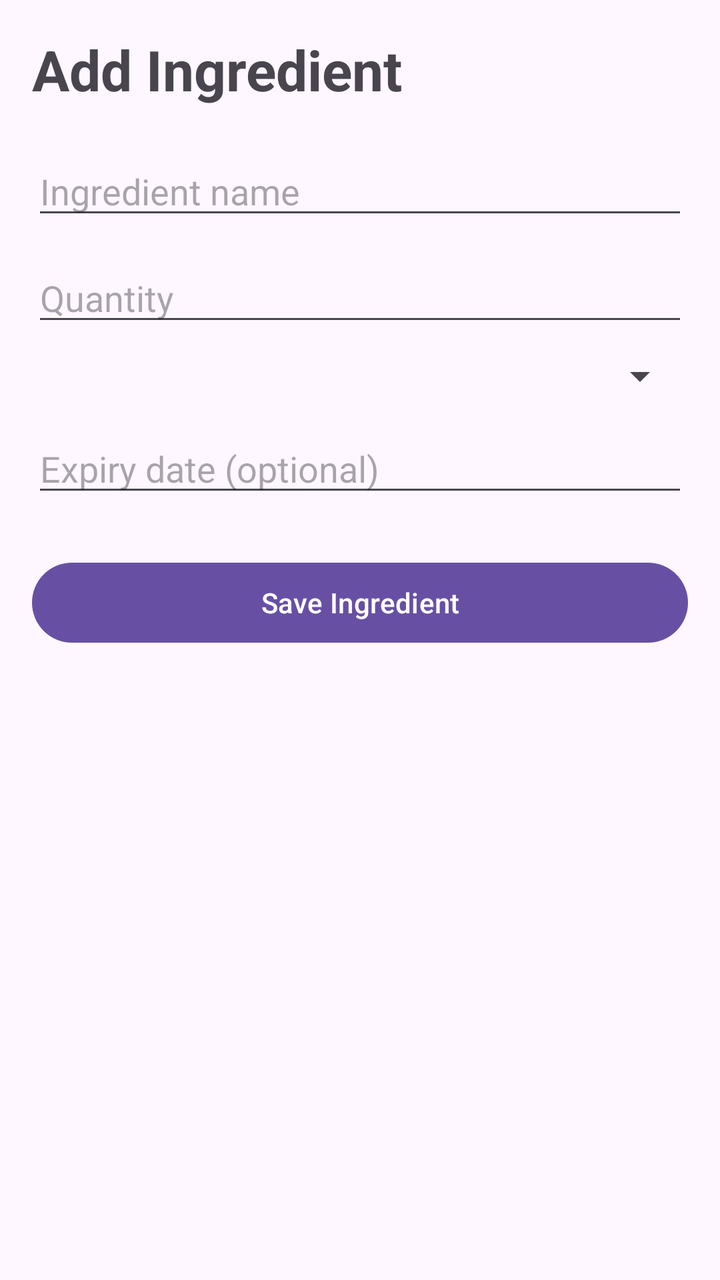
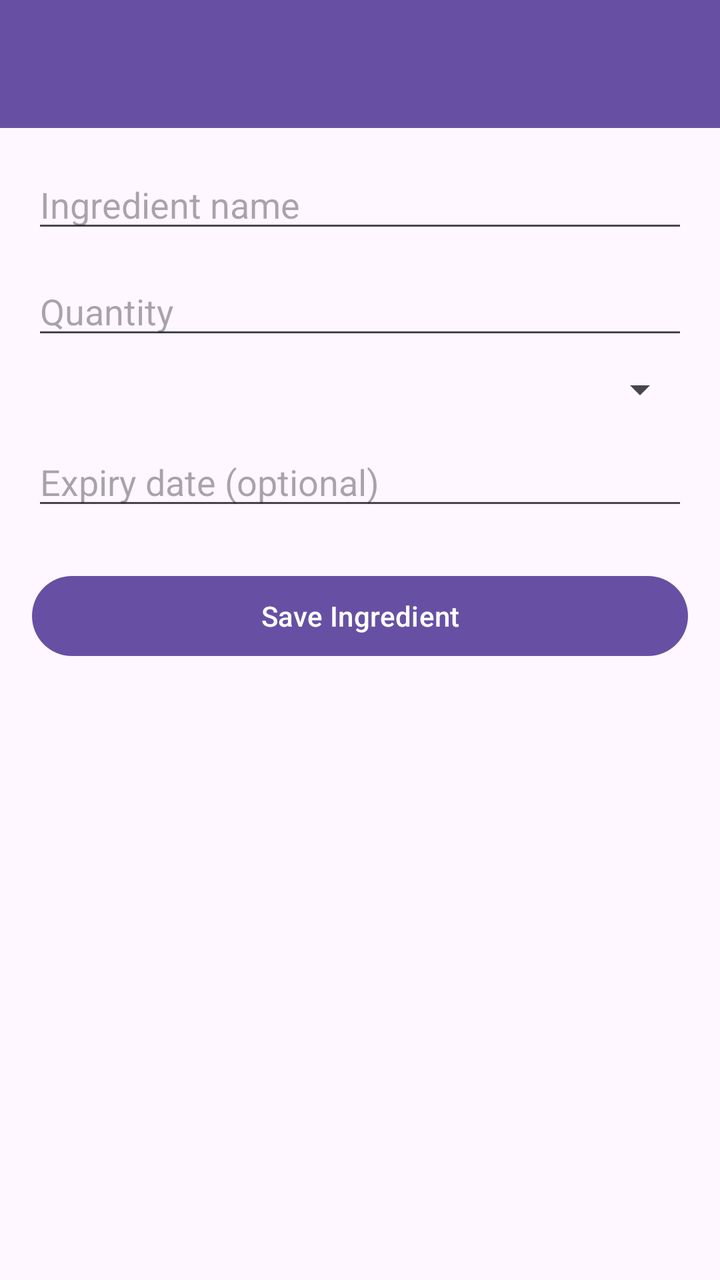

Two renders of the same Android screen: before a commit and after it. Below are the layout's source before the change and the commit's diff.
<!-- AndroidManifest.xml: application theme Theme.SmartPantryManager -->
<!-- res/layout/activity_add_edit_ingredient.xml -->
<?xml version="1.0" encoding="utf-8"?>
<ScrollView xmlns:android="http://schemas.android.com/apk/res/android"
    android:layout_width="match_parent"
    android:layout_height="match_parent">

    <LinearLayout
        android:layout_width="match_parent"
        android:layout_height="wrap_content"
        android:orientation="vertical"
        android:padding="16dp">

        <TextView
            android:layout_width="match_parent"
            android:layout_height="wrap_content"
            android:text="Add Ingredient"
            android:textSize="28sp"
            android:textStyle="bold"
            android:paddingBottom="20dp" />

        <EditText
            android:id="@+id/etIngredientName"
            android:layout_width="match_parent"
            android:layout_height="wrap_content"
            android:hint="Ingredient name"
            android:inputType="textCapWords" />

        <EditText
            android:id="@+id/etQuantity"
            android:layout_width="match_parent"
            android:layout_height="wrap_content"
            android:layout_marginTop="12dp"
            android:hint="Quantity"
            android:inputType="numberDecimal" />

        <Spinner
            android:id="@+id/spinnerUnit"
            android:layout_width="match_parent"
            android:layout_height="wrap_content"
            android:layout_marginTop="8dp" />

        <EditText
            android:id="@+id/etExpiryDate"
            android:layout_width="match_parent"
            android:layout_height="wrap_content"
            android:layout_marginTop="12dp"
            android:hint="Expiry date (optional)"
            android:inputType="date" />

        <Button
            android:id="@+id/btnSaveIngredient"
            android:layout_width="match_parent"
            android:layout_height="wrap_content"
            android:layout_marginTop="24dp"
            android:text="Save Ingredient" />

    </LinearLayout>

</ScrollView>
<!-- resources referenced by this layout -->
<resources>
  <style name="Theme.SmartPantryManager" parent="Base.Theme.SmartPantryManager" />
  <style name="Base.Theme.SmartPantryManager" parent="Theme.Material3.DayNight.NoActionBar">
          
          
      </style>
</resources>

<!-- the commit's change to res/layout/activity_add_edit_ingredient.xml (unified diff, before → after) -->
@@ -1,58 +1,71 @@
 <?xml version="1.0" encoding="utf-8"?>
-<ScrollView xmlns:android="http://schemas.android.com/apk/res/android"
-    android:layout_width="match_parent"
-    android:layout_height="match_parent">
+    <LinearLayout xmlns:android="http://schemas.android.com/apk/res/android"
+        android:layout_width="match_parent"
+        android:layout_height="match_parent"
+        android:orientation="vertical"
+        android:fitsSystemWindows="true">
 
-    <LinearLayout
+    <include
+        layout="@layout/toolbar" />
+
+    <ScrollView
         android:layout_width="match_parent"
-        android:layout_height="wrap_content"
-        android:orientation="vertical"
-        android:padding="16dp">
+        android:layout_height="0dp"
+        android:layout_weight="1">
 
-        <TextView
+        <LinearLayout
             android:layout_width="match_parent"
             android:layout_height="wrap_content"
-            android:text="Add Ingredient"
-            android:textSize="28sp"
-            android:textStyle="bold"
-            android:paddingBottom="20dp" />
+            android:orientation="vertical"
+            android:padding="16dp">
 
-        <EditText
-            android:id="@+id/etIngredientName"
-            android:layout_width="match_parent"
-            android:layout_height="wrap_content"
-            android:hint="Ingredient name"
-            android:inputType="textCapWords" />
+            <EditText
+                android:id="@+id/etIngredientName"
+                android:layout_width="match_parent"
+                android:layout_height="wrap_content"
+                android:hint="Ingredient name"
+                android:inputType="textCapWords" />
 
-        <EditText
-            android:id="@+id/etQuantity"
-            android:layout_width="match_parent"
-            android:layout_height="wrap_content"
-            android:layout_marginTop="12dp"
-            android:hint="Quantity"
-            android:inputType="numberDecimal" />
+            <EditText
+                android:id="@+id/etQuantity"
+                android:layout_width="match_parent"
+                android:layout_height="wrap_content"
+                android:layout_marginTop="12dp"
+                android:hint="Quantity"
+                android:inputType="numberDecimal" />
 
-        <Spinner
-            android:id="@+id/spinnerUnit"
-            android:layout_width="match_parent"
-            android:layout_height="wrap_content"
-            android:layout_marginTop="8dp" />
+            <Spinner
+                android:id="@+id/spinnerUnit"
+                android:layout_width="match_parent"
+                android:layout_height="wrap_content"
+                android:layout_marginTop="8dp" />
 
-        <EditText
-            android:id="@+id/etExpiryDate"
-            android:layout_width="match_parent"
-            android:layout_height="wrap_content"
-            android:layout_marginTop="12dp"
-            android:hint="Expiry date (optional)"
-            android:inputType="date" />
+            <EditText
+                android:id="@+id/etExpiryDate"
+                android:layout_width="match_parent"
+                android:layout_height="wrap_content"
+                android:layout_marginTop="12dp"
+                android:hint="Expiry date (optional)"
+                android:inputType="date" />
 
-        <Button
-            android:id="@+id/btnSaveIngredient"
-            android:layout_width="match_parent"
-            android:layout_height="wrap_content"
-            android:layout_marginTop="24dp"
-            android:text="Save Ingredient" />
+            <Button
+                android:id="@+id/btnSaveIngredient"
+                android:layout_width="match_parent"
+                android:layout_height="wrap_content"
+                android:layout_marginTop="24dp"
+                android:text="Save Ingredient" />
 
-    </LinearLayout>
+        </LinearLayout>
 
-</ScrollView>
+    </ScrollView>
+
+</LinearLayout>
+<!-- res/layout/toolbar.xml (included above) -->
+<?xml version="1.0" encoding="utf-8"?>
+<androidx.appcompat.widget.Toolbar
+    xmlns:android="http://schemas.android.com/apk/res/android"
+    android:id="@+id/toolbar"
+    android:layout_width="match_parent"
+    android:layout_height="?attr/actionBarSize"
+    android:background="?attr/colorPrimary"
+    android:elevation="4dp" />
